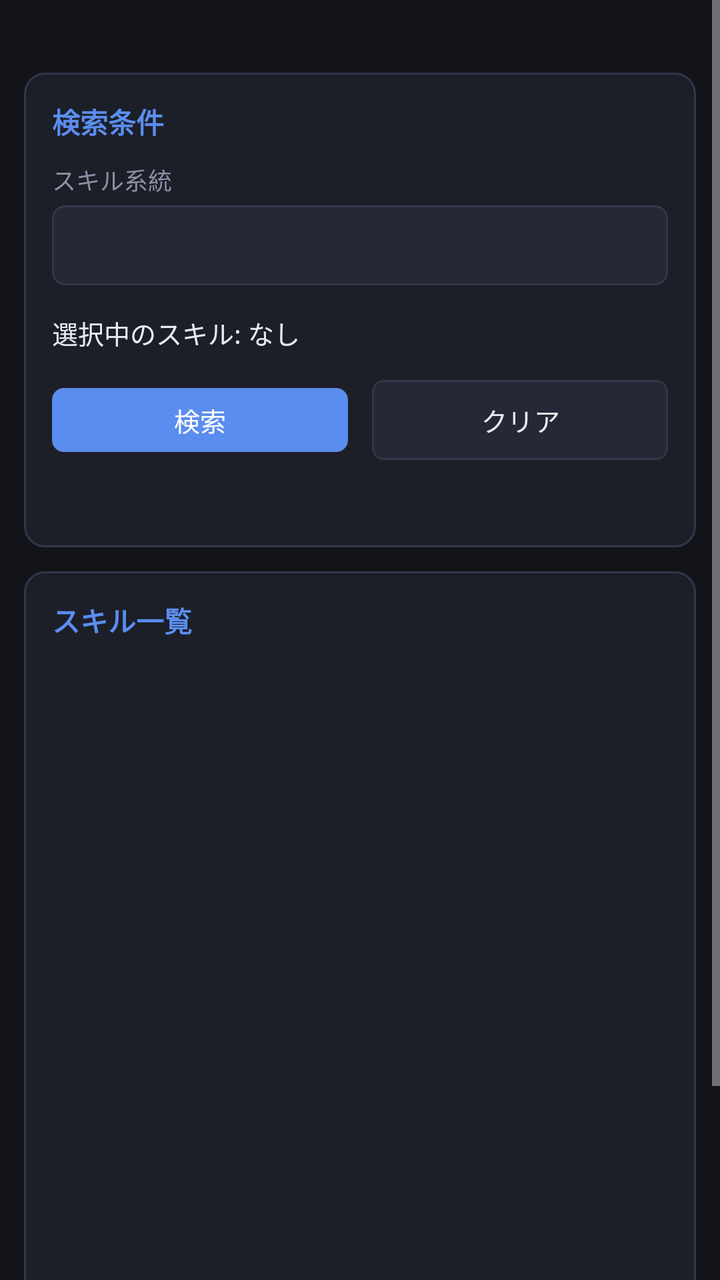
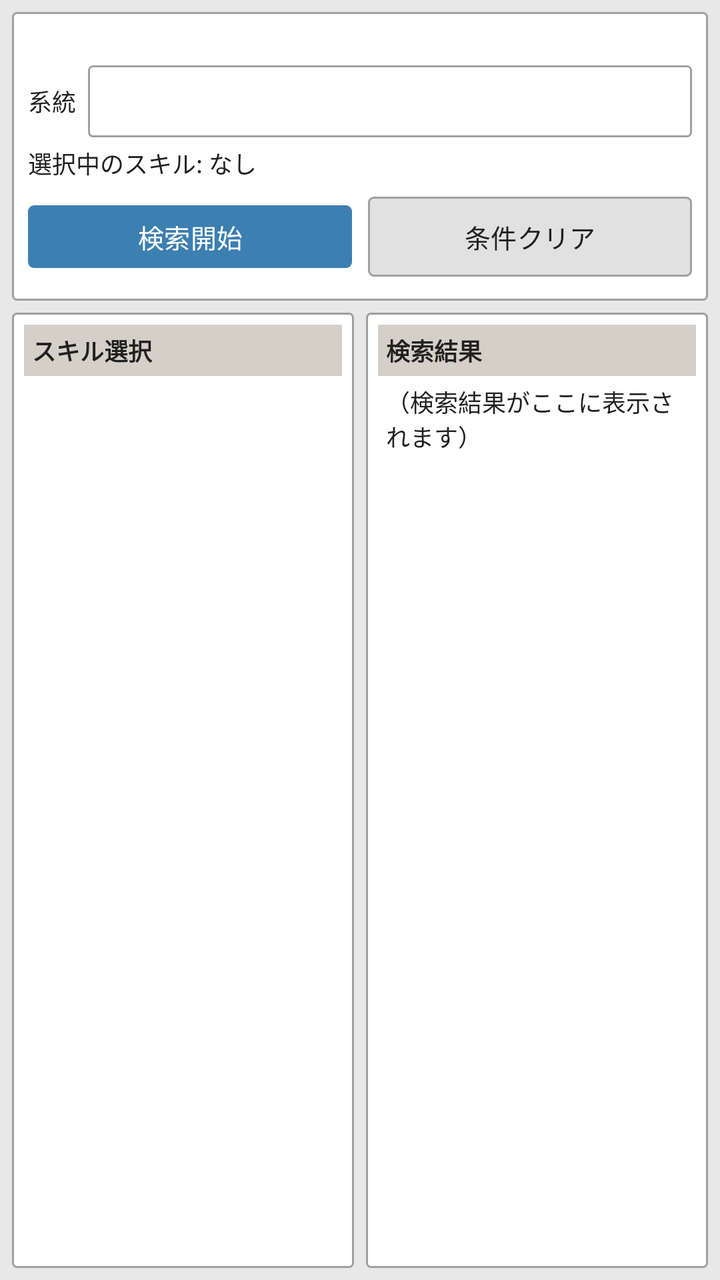

Compare the two renders of this Android layout. The source of the first and the diff that turns it into the second are given below.
<!-- AndroidManifest.xml: application theme Theme.MHXXGanSimu -->
<!-- res/layout/fragment_simulator.xml -->
<?xml version="1.0" encoding="utf-8"?>
<ScrollView
    xmlns:android="http://schemas.android.com/apk/res/android"
    android:layout_width="match_parent"
    android:layout_height="match_parent"
    android:background="@color/bg"
    android:fillViewport="true">

    <LinearLayout
        android:layout_width="match_parent"
        android:layout_height="wrap_content"
        android:orientation="vertical"
        android:padding="12dp">

        <TextView
            android:id="@+id/txtStats"
            android:layout_width="match_parent"
            android:layout_height="wrap_content"
            android:textSize="12sp"
            android:textColor="@color/muted"
            android:paddingBottom="8dp" />

        <LinearLayout
            android:layout_width="match_parent"
            android:layout_height="wrap_content"
            android:orientation="vertical"
            android:background="@drawable/bg_card"
            android:padding="14dp"
            android:layout_marginBottom="12dp">

            <TextView
                android:layout_width="wrap_content"
                android:layout_height="wrap_content"
                android:text="検索条件"
                android:textColor="@color/accent"
                android:textSize="14sp"
                android:textStyle="bold"
                android:paddingBottom="10dp" />

            <TextView
                android:layout_width="wrap_content"
                android:layout_height="wrap_content"
                android:text="スキル系統"
                android:textColor="@color/muted"
                android:textSize="12sp"
                android:paddingBottom="4dp" />

            <Spinner
                android:id="@+id/spinnerSeries"
                android:layout_width="match_parent"
                android:layout_height="40dp"
                android:background="@drawable/bg_input"
                android:paddingHorizontal="10dp"
                android:layout_marginBottom="8dp"
                android:popupBackground="@color/surface2" />

            <TextView
                android:id="@+id/txtSelected"
                android:layout_width="match_parent"
                android:layout_height="wrap_content"
                android:text="選択中のスキル: なし"
                android:textSize="13sp"
                android:textColor="@color/text"
                android:paddingVertical="6dp" />

            <LinearLayout
                android:layout_width="match_parent"
                android:layout_height="wrap_content"
                android:orientation="horizontal"
                android:paddingTop="4dp">

                <com.google.android.material.button.MaterialButton
                    android:id="@+id/btnSearch"
                    style="@style/Widget.GanSimu.Button"
                    android:layout_width="0dp"
                    android:layout_height="wrap_content"
                    android:layout_weight="1"
                    android:text="検索"
                    android:layout_marginEnd="6dp" />

                <com.google.android.material.button.MaterialButton
                    android:id="@+id/btnClear"
                    style="@style/Widget.GanSimu.Button.Secondary"
                    android:layout_width="0dp"
                    android:layout_height="wrap_content"
                    android:layout_weight="1"
                    android:text="クリア"
                    android:layout_marginStart="6dp" />
            </LinearLayout>

            <TextView
                android:id="@+id/txtResult"
                android:layout_width="match_parent"
                android:layout_height="wrap_content"
                android:textSize="13sp"
                android:textColor="@color/text"
                android:paddingTop="8dp"
                android:minHeight="24dp" />
        </LinearLayout>

        <LinearLayout
            android:layout_width="match_parent"
            android:layout_height="wrap_content"
            android:orientation="vertical"
            android:background="@drawable/bg_card"
            android:padding="14dp">

            <TextView
                android:layout_width="wrap_content"
                android:layout_height="wrap_content"
                android:text="スキル一覧"
                android:textColor="@color/accent"
                android:textSize="14sp"
                android:textStyle="bold"
                android:paddingBottom="8dp" />

            <androidx.recyclerview.widget.RecyclerView
                android:id="@+id/recyclerSkills"
                android:layout_width="match_parent"
                android:layout_height="400dp"
                android:nestedScrollingEnabled="true" />
        </LinearLayout>
    </LinearLayout>
</ScrollView>
<!-- resources referenced by this layout -->
<resources>
  <color name="accent">#5B8DEF</color>
  <color name="bg">#12141A</color>
  <color name="muted">#8B90A5</color>
  <color name="surface2">#252836</color>
  <color name="text">#E8EAF0</color>
  <!-- drawable bg_card (drawable) -->
  <?xml version="1.0" encoding="utf-8"?>
  <shape xmlns:android="http://schemas.android.com/apk/res/android"
      android:shape="rectangle">
      <solid android:color="@color/surface" />
      <stroke android:width="1dp" android:color="@color/border" />
      <corners android:radius="10dp" />
  </shape>
  <!-- drawable bg_input (drawable) -->
  <?xml version="1.0" encoding="utf-8"?>
  <shape xmlns:android="http://schemas.android.com/apk/res/android"
      android:shape="rectangle">
      <solid android:color="@color/surface2" />
      <stroke android:width="1dp" android:color="@color/border" />
      <corners android:radius="6dp" />
  </shape>
  <style name="Widget.GanSimu.Button" parent="Widget.Material3.Button">
          <item name="backgroundTint">@color/accent</item>
          <item name="android:textColor">#FFFFFF</item>
          <item name="cornerRadius">6dp</item>
          <item name="android:textSize">13sp</item>
          <item name="android:minHeight">40dp</item>
      </style>
  <style name="Widget.GanSimu.Button.Secondary" parent="Widget.Material3.Button.OutlinedButton">
          <item name="strokeColor">@color/border</item>
          <item name="android:textColor">@color/text</item>
          <item name="backgroundTint">@color/surface2</item>
          <item name="cornerRadius">6dp</item>
          <item name="android:textSize">13sp</item>
      </style>
  <style name="Theme.MHXXGanSimu" parent="Theme.Material3.Dark.NoActionBar">
          <item name="colorPrimary">@color/accent</item>
          <item name="colorPrimaryContainer">@color/surface2</item>
          <item name="colorOnPrimary">@color/on_primary</item>
          <item name="colorSecondary">@color/accent</item>
          <item name="colorSurface">@color/surface</item>
          <item name="colorOnSurface">@color/text</item>
          <item name="android:statusBarColor">@color/bg</item>
          <item name="android:navigationBarColor">@color/bg</item>
          <item name="android:windowBackground">@color/bg</item>
          <item name="android:colorBackground">@color/bg</item>
      </style>
  <color name="surface">#1C1F28</color>
  <color name="border">#33374A</color>
  <color name="on_primary">#FFFFFF</color>
</resources>

<!-- the commit's change to res/layout/fragment_simulator.xml (unified diff, before → after) -->
@@ -1,124 +1,158 @@
 <?xml version="1.0" encoding="utf-8"?>
-<ScrollView
+<LinearLayout
     xmlns:android="http://schemas.android.com/apk/res/android"
     android:layout_width="match_parent"
     android:layout_height="match_parent"
+    android:orientation="vertical"
     android:background="@color/bg"
-    android:fillViewport="true">
+    android:padding="6dp">
 
+    
     <LinearLayout
         android:layout_width="match_parent"
         android:layout_height="wrap_content"
         android:orientation="vertical"
-        android:padding="12dp">
+        android:background="@drawable/bg_card"
+        android:padding="8dp"
+        android:layout_marginBottom="6dp">
 
         <TextView
             android:id="@+id/txtStats"
             android:layout_width="match_parent"
             android:layout_height="wrap_content"
-            android:textSize="12sp"
+            android:textSize="11sp"
             android:textColor="@color/muted"
-            android:paddingBottom="8dp" />
+            android:paddingBottom="4dp" />
 
         <LinearLayout
             android:layout_width="match_parent"
             android:layout_height="wrap_content"
-            android:orientation="vertical"
-            android:background="@drawable/bg_card"
-            android:padding="14dp"
-            android:layout_marginBottom="12dp">
+            android:orientation="horizontal"
+            android:gravity="center_vertical">
 
             <TextView
                 android:layout_width="wrap_content"
                 android:layout_height="wrap_content"
-                android:text="検索条件"
-                android:textColor="@color/accent"
-                android:textSize="14sp"
-                android:textStyle="bold"
-                android:paddingBottom="10dp" />
-
-            <TextView
-                android:layout_width="wrap_content"
-                android:layout_height="wrap_content"
-                android:text="スキル系統"
-                android:textColor="@color/muted"
+                android:text="系統"
+                android:textColor="@color/text"
                 android:textSize="12sp"
-                android:paddingBottom="4dp" />
+                android:paddingEnd="6dp" />
 
             <Spinner
                 android:id="@+id/spinnerSeries"
-                android:layout_width="match_parent"
-                android:layout_height="40dp"
+                android:layout_width="0dp"
+                android:layout_height="36dp"
+                android:layout_weight="1"
                 android:background="@drawable/bg_input"
-                android:paddingHorizontal="10dp"
-                android:layout_marginBottom="8dp"
+                android:paddingHorizontal="8dp"
                 android:popupBackground="@color/surface2" />
+        </LinearLayout>
 
-            <TextView
-                android:id="@+id/txtSelected"
-                android:layout_width="match_parent"
-                android:layout_height="wrap_content"
-                android:text="選択中のスキル: なし"
-                android:textSize="13sp"
-                android:textColor="@color/text"
-                android:paddingVertical="6dp" />
-
-            <LinearLayout
-                android:layout_width="match_parent"
-                android:layout_height="wrap_content"
-                android:orientation="horizontal"
-                android:paddingTop="4dp">
-
-                <com.google.android.material.button.MaterialButton
-                    android:id="@+id/btnSearch"
-                    style="@style/Widget.GanSimu.Button"
-                    android:layout_width="0dp"
-                    android:layout_height="wrap_content"
-                    android:layout_weight="1"
-                    android:text="検索"
-                    android:layout_marginEnd="6dp" />
-
-                <com.google.android.material.button.MaterialButton
-                    android:id="@+id/btnClear"
-                    style="@style/Widget.GanSimu.Button.Secondary"
-                    android:layout_width="0dp"
-                    android:layout_height="wrap_content"
-                    android:layout_weight="1"
-                    android:text="クリア"
-                    android:layout_marginStart="6dp" />
-            </LinearLayout>
-
-            <TextView
-                android:id="@+id/txtResult"
-                android:layout_width="match_parent"
-                android:layout_height="wrap_content"
-                android:textSize="13sp"
-                android:textColor="@color/text"
-                android:paddingTop="8dp"
-                android:minHeight="24dp" />
-        </LinearLayout>
+        <TextView
+            android:id="@+id/txtSelected"
+            android:layout_width="match_parent"
+            android:layout_height="wrap_content"
+            android:text="選択中のスキル: なし"
+            android:textSize="12sp"
+            android:textColor="@color/text"
+            android:paddingVertical="4dp" />
 
         <LinearLayout
             android:layout_width="match_parent"
             android:layout_height="wrap_content"
+            android:orientation="horizontal">
+
+            <com.google.android.material.button.MaterialButton
+                android:id="@+id/btnSearch"
+                style="@style/Widget.GanSimu.Button"
+                android:layout_width="0dp"
+                android:layout_height="wrap_content"
+                android:layout_weight="1"
+                android:text="検索開始"
+                android:layout_marginEnd="4dp" />
+
+            <com.google.android.material.button.MaterialButton
+                android:id="@+id/btnClear"
+                style="@style/Widget.GanSimu.Button.Secondary"
+                android:layout_width="0dp"
+                android:layout_height="wrap_content"
+                android:layout_weight="1"
+                android:text="条件クリア"
+                android:layout_marginStart="4dp" />
+        </LinearLayout>
+    </LinearLayout>
+
+    
+    <LinearLayout
+        android:layout_width="match_parent"
+        android:layout_height="0dp"
+        android:layout_weight="1"
+        android:orientation="horizontal">
+
+        
+        <LinearLayout
+            android:layout_width="0dp"
+            android:layout_height="match_parent"
+            android:layout_weight="1"
             android:orientation="vertical"
             android:background="@drawable/bg_card"
-            android:padding="14dp">
+            android:padding="6dp"
+            android:layout_marginEnd="3dp">
 
             <TextView
-                android:layout_width="wrap_content"
+                android:layout_width="match_parent"
                 android:layout_height="wrap_content"
-                android:text="スキル一覧"
-                android:textColor="@color/accent"
-                android:textSize="14sp"
+                android:text="スキル選択"
+                android:textColor="@color/text"
+                android:textSize="12sp"
                 android:textStyle="bold"
-                android:paddingBottom="8dp" />
+                android:paddingBottom="4dp"
+                android:background="@color/header_bg"
+                android:padding="4dp" />
 
             <androidx.recyclerview.widget.RecyclerView
                 android:id="@+id/recyclerSkills"
                 android:layout_width="match_parent"
-                android:layout_height="400dp"
-                android:nestedScrollingEnabled="true" />
+                android:layout_height="0dp"
+                android:layout_weight="1" />
+        </LinearLayout>
+
+        
+        <LinearLayout
+            android:layout_width="0dp"
+            android:layout_height="match_parent"
+            android:layout_weight="1"
+            android:orientation="vertical"
+            android:background="@drawable/bg_card"
+            android:padding="6dp"
+            android:layout_marginStart="3dp">
+
+            <TextView
+                android:layout_width="match_parent"
+                android:layout_height="wrap_content"
+                android:text="検索結果"
+                android:textColor="@color/text"
+                android:textSize="12sp"
+                android:textStyle="bold"
+                android:paddingBottom="4dp"
+                android:background="@color/header_bg"
+                android:padding="4dp" />
+
+            <ScrollView
+                android:layout_width="match_parent"
+                android:layout_height="0dp"
+                android:layout_weight="1">
+
+                <TextView
+                    android:id="@+id/txtResult"
+                    android:layout_width="match_parent"
+                    android:layout_height="wrap_content"
+                    android:textSize="12sp"
+                    android:textColor="@color/text"
+                    android:fontFamily="monospace"
+                    android:padding="4dp"
+                    android:text="（検索結果がここに表示されます）" />
+            </ScrollView>
         </LinearLayout>
     </LinearLayout>
-</ScrollView>
+</LinearLayout>
<!-- resource entries referenced after the edit -->
@@ -1,17 +1,20 @@
 <!-- resources referenced by this layout -->
 <resources>
-  <color name="accent">#5B8DEF</color>
-  <color name="bg">#12141A</color>
-  <color name="muted">#8B90A5</color>
-  <color name="surface2">#252836</color>
-  <color name="text">#E8EAF0</color>
+  <color name="accent">#3C7FB1</color>
+  <color name="button_face">#E1E1E1</color>
+  <color name="primary_container">#D6E8F5</color>
+  <color name="bg">#E8E8E8</color>
+  <color name="header_bg">#D4D0C8</color>
+  <color name="muted">#606060</color>
+  <color name="surface2">#FFFFFF</color>
+  <color name="text">#202020</color>
   <!-- drawable bg_card (drawable) -->
   <?xml version="1.0" encoding="utf-8"?>
   <shape xmlns:android="http://schemas.android.com/apk/res/android"
       android:shape="rectangle">
-      <solid android:color="@color/surface" />
+      <solid android:color="@color/surface2" />
       <stroke android:width="1dp" android:color="@color/border" />
-      <corners android:radius="10dp" />
+      <corners android:radius="2dp" />
   </shape>
   <!-- drawable bg_input (drawable) -->
   <?xml version="1.0" encoding="utf-8"?>
@@ -19,36 +22,38 @@
       android:shape="rectangle">
       <solid android:color="@color/surface2" />
       <stroke android:width="1dp" android:color="@color/border" />
-      <corners android:radius="6dp" />
+      <corners android:radius="2dp" />
   </shape>
   <style name="Widget.GanSimu.Button" parent="Widget.Material3.Button">
           <item name="backgroundTint">@color/accent</item>
           <item name="android:textColor">#FFFFFF</item>
-          <item name="cornerRadius">6dp</item>
+          <item name="cornerRadius">3dp</item>
           <item name="android:textSize">13sp</item>
-          <item name="android:minHeight">40dp</item>
+          <item name="android:minHeight">36dp</item>
+          <item name="android:textAllCaps">false</item>
       </style>
   <style name="Widget.GanSimu.Button.Secondary" parent="Widget.Material3.Button.OutlinedButton">
           <item name="strokeColor">@color/border</item>
           <item name="android:textColor">@color/text</item>
-          <item name="backgroundTint">@color/surface2</item>
-          <item name="cornerRadius">6dp</item>
+          <item name="backgroundTint">@color/button_face</item>
+          <item name="cornerRadius">3dp</item>
           <item name="android:textSize">13sp</item>
+          <item name="android:textAllCaps">false</item>
       </style>
-  <style name="Theme.MHXXGanSimu" parent="Theme.Material3.Dark.NoActionBar">
+  <style name="Theme.MHXXGanSimu" parent="Theme.Material3.Light.NoActionBar">
           <item name="colorPrimary">@color/accent</item>
-          <item name="colorPrimaryContainer">@color/surface2</item>
+          <item name="colorPrimaryContainer">@color/primary_container</item>
           <item name="colorOnPrimary">@color/on_primary</item>
-          <item name="colorSecondary">@color/accent</item>
-          <item name="colorSurface">@color/surface</item>
+          <item name="colorSecondary">@color/secondary</item>
+          <item name="colorSurface">@color/surface2</item>
           <item name="colorOnSurface">@color/text</item>
-          <item name="android:statusBarColor">@color/bg</item>
+          <item name="android:statusBarColor">@color/header_bg</item>
           <item name="android:navigationBarColor">@color/bg</item>
           <item name="android:windowBackground">@color/bg</item>
           <item name="android:colorBackground">@color/bg</item>
       </style>
-  <color name="surface">#1C1F28</color>
-  <color name="border">#33374A</color>
+  <color name="border">#A0A0A0</color>
   <color name="on_primary">#FFFFFF</color>
+  <color name="secondary">#5A5A5A</color>
 </resources>
 
